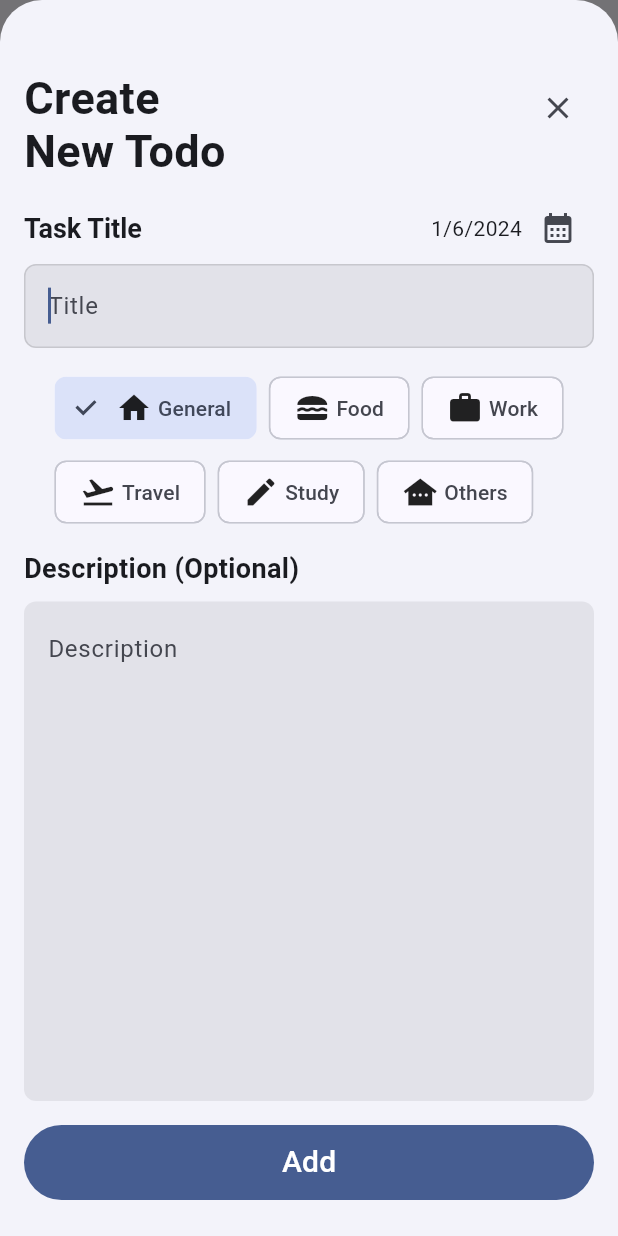
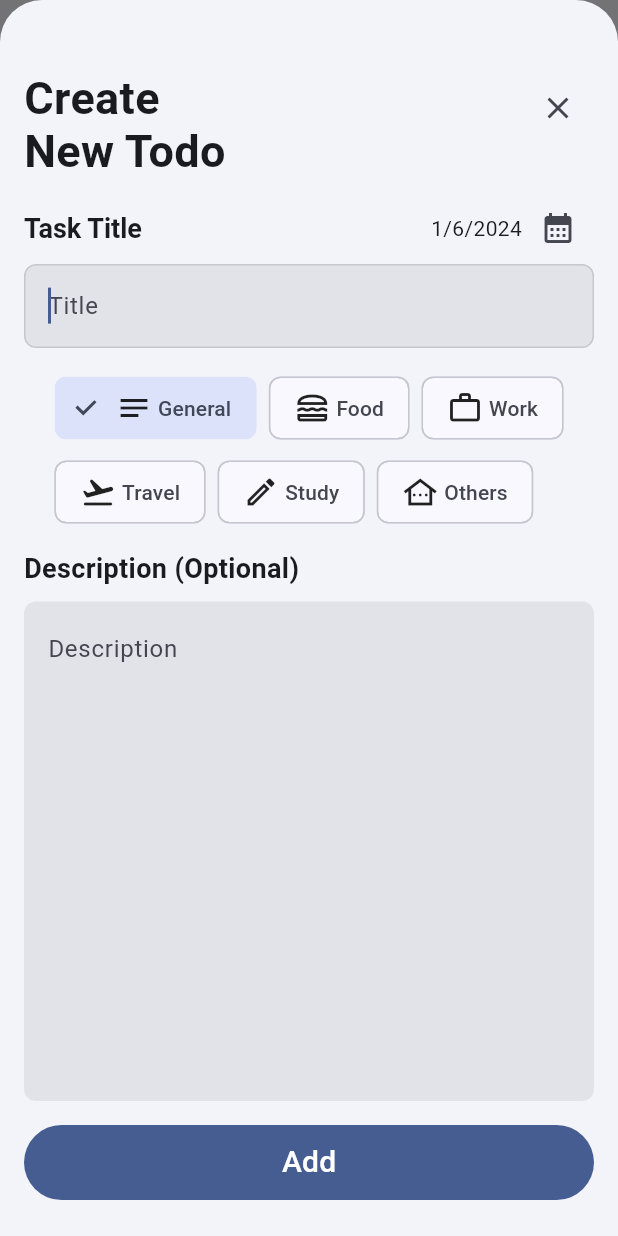
Before and after one commit to codernayeem/flutter_todo_app, a Flutter app: the screen it shows once a user with an empty profile is signed in, after a tap on the "add" icon, on a phone screen of 412 x 824 dp. Run offline on Flutter 3.47's test engine with Material 2 defaults, Android fonts, the phone set to English and light mode, and no system bars; drawn by our look-alikes of animated_bottom_navigation_bar, auto_size_text; our stand-ins replace cached_network_image, cloud_firestore, firebase_auth, firebase_core, flutter_svg, google_sign_in and 4 more; accounts and stored records are empty; generated files the repository leaves out were written again; Roboto replaces fonts that are missing (Poppins).

Commit message:
used category provider & added category View & fixed relogin problem (data not updating)

```diff
--- a/lib/main.dart
+++ b/lib/main.dart
@@ -1,6 +1,7 @@
 import 'package:flutter/material.dart';
 import 'package:firebase_core/firebase_core.dart';
 import 'package:flutter_todo_app/firebase_options.dart';
+import 'package:flutter_todo_app/providers/category_provider.dart';
 import 'package:flutter_todo_app/providers/todo_provider.dart';
 import 'package:flutter_todo_app/screens/phone_auth.dart';
 import 'package:flutter_todo_app/screens/sign_up_page.dart';
@@ -24,6 +25,7 @@ class MyApp extends StatelessWidget {
     return MultiProvider(
       providers: [
         ChangeNotifierProvider(create: (context) => ToDoProvider()),
+        ChangeNotifierProvider(create: (context) => CategoryProvider()),
       ],
       child: ThemeProvider(
         saveThemesOnChange: true,
--- a/lib/models/category_item.dart
+++ b/lib/models/category_item.dart
@@ -4,13 +4,13 @@ import 'package:uuid/uuid.dart';
 const uuid = Uuid();
 
 const categoryIcons = {
-  "general": Icons.home,
-  "food": Icons.lunch_dining,
-  "travel": Icons.flight_takeoff,
-  "leisure": Icons.movie,
-  "work": Icons.work,
-  "study": Icons.edit,
-  "others": Icons.other_houses,
+  "general": Icons.notes_sharp,
+  "food": Icons.lunch_dining_outlined,
+  "travel": Icons.flight_takeoff_rounded,
+  "leisure": Icons.movie_creation_outlined,
+  "work": Icons.work_outline,
+  "study": Icons.edit_outlined,
+  "others": Icons.other_houses_outlined,
 };
 
 class CategoryItem {
@@ -30,3 +30,15 @@ class CategoryItem {
         name: "General", icon: categoryIcons["general"], color: Colors.blue);
   }
 }
+
+class CategoryViewItem {
+  CategoryViewItem({
+    required this.category,
+    required this.total,
+    required this.completed,
+  });
+
+  CategoryItem category;
+  int total;
+  int completed;
+}
--- /dev/null
+++ b/lib/providers/category_provider.dart
@@ -0,0 +1,101 @@
+import 'dart:async';
+
+import 'package:flutter/foundation.dart';
+import 'package:flutter/material.dart';
+import 'package:flutter_todo_app/models/category_item.dart';
+import 'package:flutter_todo_app/providers/todo_provider.dart';
+
+class CategoryProvider with ChangeNotifier {
+  final List<CategoryViewItem> _categoriesList = [];
+  List<CategoryViewItem> get categoriesList => _categoriesList;
+
+  bool _categoriesLoaded = false;
+  bool get categoriesLoaded => _categoriesLoaded;
+
+  Future<void> fetchCategories(ToDoProvider toDoProvider) async {
+    if (_categoriesLoaded) return;
+
+    // wait until toDoProvider loads all todos
+    await toDoProvider.itemsLoadedCompleter.future;
+
+    _categoriesList.clear();
+
+    for (var element in toDoProvider.todoList) {
+      int idx = _categoriesList.indexWhere(
+        (cat) {
+          return cat.category.name == element.category.name;
+        },
+      );
+      if (idx != -1) {
+        _categoriesList[idx].total += 1;
+        if (element.checked == true) {
+          _categoriesList[idx].completed += 1;
+        }
+      } else {
+        _categoriesList.add(
+          CategoryViewItem(
+            category: element.category,
+            total: 1,
+            completed: (element.checked) ? 1 : 0,
+          ),
+        );
+      }
+    }
+
+    _categoriesLoaded = true;
+  }
+
+  void addCategory(CategoryItem category) {
+    int indexCat = findCategoryIndexByName(category.name);
+    if (indexCat != -1) {
+      _categoriesList[indexCat].total += 1;
+    } else {
+      _categoriesList.add(CategoryViewItem(
+        category: category,
+        total: 1,
+        completed: 0,
+      ));
+    }
+
+    notifyListeners();
+  }
+
+  int findCategoryIndexByName(String name) {
+    return _categoriesList
+        .indexWhere((element) => element.category.name == name);
+  }
+
+  void updateCheckBox(CategoryItem category, bool value) {
+    int indexCat = findCategoryIndexByName(category.name);
+
+    assert(indexCat != -1, "No Category Found for Updating check box status");
+
+    if (indexCat != -1) {
+      _categoriesList[indexCat].completed += (value ? 1 : -1);
+    }
+
+    notifyListeners();
+  }
+
+  void deleteToDoOfCategory(CategoryItem category, bool deletedToDoIsChecked) {
+    int indexCat = findCategoryIndexByName(category.name);
+
+    assert(indexCat != 1, "No Category Found for Deleting the todo");
+
+    if (indexCat != -1) {
+      _categoriesList[indexCat].total -= 1;
+      if (_categoriesList[indexCat].total == 0) {
+        _categoriesList.removeAt(indexCat);
+      } else if (deletedToDoIsChecked) {
+        _categoriesList[indexCat].completed -= 1;
+      }
+    }
+
+    notifyListeners();
+  }
+
+  void reset() {
+    _categoriesList.clear();
+    _categoriesLoaded = false;
+  }
+}
--- a/lib/screens/home_page.dart
+++ b/lib/screens/home_page.dart
@@ -1,6 +1,7 @@
 import 'package:flutter/material.dart';
 import 'package:firebase_auth/firebase_auth.dart';
 import 'package:flutter_todo_app/models/todo_item.dart';
+import 'package:flutter_todo_app/providers/category_provider.dart';
 import 'package:flutter_todo_app/services/auth_services.dart';
 
 import 'package:auto_size_text/auto_size_text.dart';
@@ -10,6 +11,7 @@ import 'package:cached_network_image/cached_network_image.dart';
 
 import '../providers/todo_provider.dart';
 import '../widgets/app_drawer.dart';
+import '../widgets/category_view_list.dart';
 import '../widgets/list_shimmer.dart';
 import '../widgets/todo_item_widget.dart';
 import 'add_todo_page.dart';
@@ -43,6 +45,8 @@ class _MyHomePageState extends State<MyHomePage> {
     _auth.authStateChanges().listen((event) {
       setState(() {
         _user = event;
+        context.read<ToDoProvider>().reset();
+        context.read<CategoryProvider>().reset();
       });
     });
   }
@@ -90,7 +94,8 @@ class _MyHomePageState extends State<MyHomePage> {
       return _noUserScreen();
     }
 
-    final todoProvider = Provider.of<ToDoProvider>(context);
+    final todoProvider = Provider.of<ToDoProvider>(context, listen: true);
+    final catProvider = Provider.of<CategoryProvider>(context, listen: false);
 
     return Scaffold(
       appBar: _buildAppBar(context),
@@ -99,6 +104,7 @@ class _MyHomePageState extends State<MyHomePage> {
           padding: const EdgeInsets.symmetric(horizontal: 15, vertical: 0),
           child: Column(
             children: [
+              const CaegoryListView(),
               Expanded(
                 child: FutureBuilder(
                   future: todoProvider.fetchData(_user!.uid),
@@ -107,7 +113,15 @@ class _MyHomePageState extends State<MyHomePage> {
                       duration: const Duration(milliseconds: 450),
                       transitionBuilder:
                           (Widget child, Animation<double> animation) {
-                        return ScaleTransition(scale: animation, child: child);
+                        return FadeTransition(
+                          opacity: animation,
+                          child: SlideTransition(
+                              position: Tween<Offset>(
+                                begin: const Offset(0, .1),
+                                end: const Offset(0, 0),
+                              ).animate(animation),
+                              child: child),
+                        );
                       },
                       child: (!todoProvider.itemsLoaded)
                           ? const ShimmerListItem()
@@ -119,8 +133,17 @@ class _MyHomePageState extends State<MyHomePage> {
                                     scale: animation, child: child);
                               },
                               child: todoProvider.todoList.isEmpty
-                                  ? _emptyListPlaceHolder()
-                                  : _todoListView(todoProvider),
+                                  ? Column(
+                                      crossAxisAlignment:
+                                          CrossAxisAlignment.center,
+                                      children: [
+                                        // to make it in center
+                                        // categoryItemView's height: 108
+                                        _emptyListPlaceHolder(),
+                                        const SizedBox(height: 108)
+                                      ],
+                                    )
+                                  : _todoListView(todoProvider, catProvider),
                             ),
                     );
                   },
@@ -140,6 +163,7 @@ class _MyHomePageState extends State<MyHomePage> {
               return AddToDoPage(
                 onAddToDo: (todo) {
                   addTodoItem(todoProvider, todo);
+                  catProvider.addCategory(todo.category);
                 },
               );
             },
@@ -151,21 +175,25 @@ class _MyHomePageState extends State<MyHomePage> {
     );
   }
 
-  Widget _todoListView(ToDoProvider todoProvider) {
+  Widget _todoListView(
+      ToDoProvider todoProvider, CategoryProvider catProvider) {
     return AnimatedList(
       key: todoListKey,
       padding: const EdgeInsets.only(bottom: 30),
       initialItemCount: todoProvider.todoList.length,
       itemBuilder: (context, index, animation) {
+        ToDoItem todo = todoProvider.todoList[index];
         return SizeTransition(
           sizeFactor: animation,
           child: ToDoItemWidget(
-            toDoItem: todoProvider.todoList[index],
+            toDoItem: todo,
             onCheckboxChanged: (id, value) {
               todoProvider.updateCheckBox(id, value);
+              catProvider.updateCheckBox(todo.category, value);
             },
             onDelete: () {
               deleteToDoItem(todoProvider, index);
+              catProvider.deleteToDoOfCategory(todo.category, todo.checked);
             },
           ),
         );
@@ -187,11 +215,13 @@ class _MyHomePageState extends State<MyHomePage> {
     );
   }
 
-  Center _emptyListPlaceHolder() {
-    return const Center(
-      child: Text(
-        "No ToDo Yet!",
-        style: TextStyle(fontSize: 22, fontWeight: FontWeight.w300),
+  Widget _emptyListPlaceHolder() {
+    return const Expanded(
+      child: Center(
+        child: Text(
+          "No ToDo Yet!",
+          style: TextStyle(fontSize: 22, fontWeight: FontWeight.w300),
+        ),
       ),
     );
   }
--- /dev/null
+++ b/lib/widgets/category_view_list.dart
@@ -0,0 +1,78 @@
+import 'package:flutter/material.dart';
+import 'package:flutter_todo_app/providers/category_provider.dart';
+import 'package:flutter_todo_app/providers/todo_provider.dart';
+import 'package:provider/provider.dart';
+
+import '../models/category_item.dart';
+import 'category_view_item.dart';
+
+class CaegoryListView extends StatefulWidget {
+  const CaegoryListView({super.key});
+
+  @override
+  State<CaegoryListView> createState() => _CaegoryListViewState();
+}
+
+class _CaegoryListViewState extends State<CaegoryListView> {
+  @override
+  Widget build(BuildContext context) {
+    final todoProvider = Provider.of<ToDoProvider>(context, listen: false);
+
+    return Consumer<CategoryProvider>(
+      builder: (context, categoryProvider, child) {
+        return SizedBox(
+          height: 108,
+          child: FutureBuilder(
+            future: categoryProvider.fetchCategories(todoProvider),
+            builder: (context, snapshot) {
+              return AnimatedSwitcher(
+                duration: const Duration(milliseconds: 450),
+                transitionBuilder: (Widget child, Animation<double> animation) {
+                  return ScaleTransition(scale: animation, child: child);
+                },
+                child: (!categoryProvider.categoriesLoaded)
+                    ? const Placeholder(fallbackHeight: 108)
+                    : AnimatedSwitcher(
+                        duration: const Duration(milliseconds: 400),
+                        transitionBuilder:
+                            (Widget child, Animation<double> animation) {
+                          return FadeTransition(
+                            opacity: animation,
+                            child: SlideTransition(
+                                position: Tween<Offset>(
+                                  begin: const Offset(0.2, 0),
+                                  end: const Offset(0, 0),
+                                ).animate(animation),
+                                child: child),
+                          );
+                        },
+                        child: categoryProvider.categoriesList.isEmpty
+                            // ? _emptyListPlaceHolder()
+                            ? null
+                            : _catsListView(categoryProvider.categoriesList),
+                      ),
+              );
+            },
+          ),
+        );
+      },
+    );
+  }
+
+  Widget _catsListView(List<CategoryViewItem> categoriesList) {
+    return ListView.builder(
+      scrollDirection: Axis.horizontal,
+      itemCount: categoriesList.length,
+      itemBuilder: (context, index) {
+        return CategoryView(categoriesList[index]);
+      },
+    );
+  }
+
+  // Widget? _emptyListPlaceHolder() {
+  //   return Container(
+  //     color: Colors.amber,
+  //   );
+  //   // return const Text("No Cats Yet");
+  // }
+}
```
Also changed, not shown: lib/providers/todo_provider.dart (+40 -24 lines), lib/widgets/category_view_item.dart (added, +83 -0 lines).
